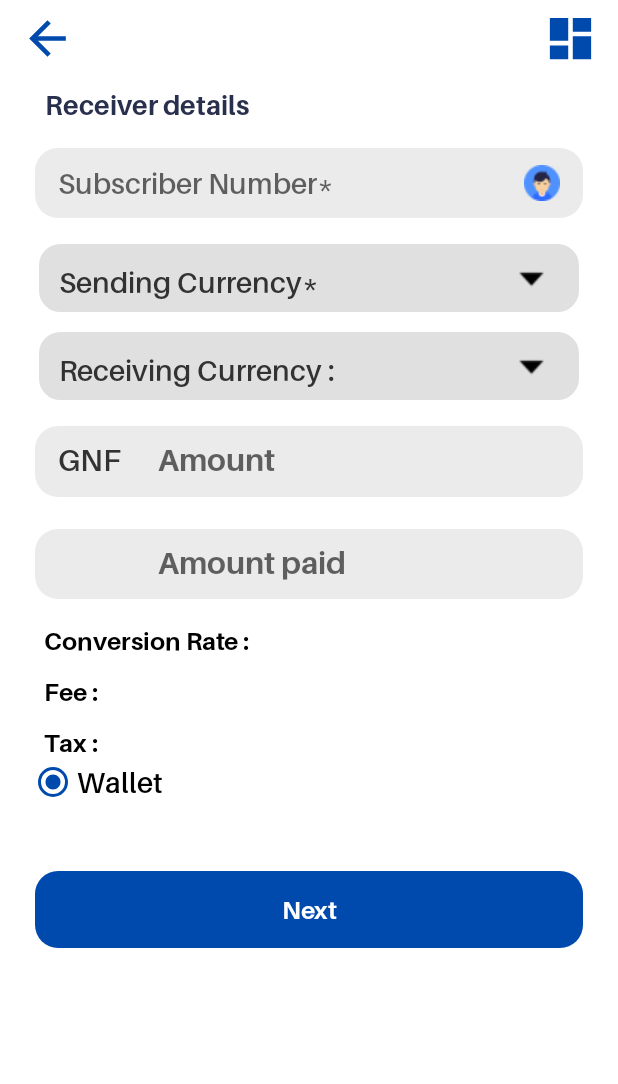
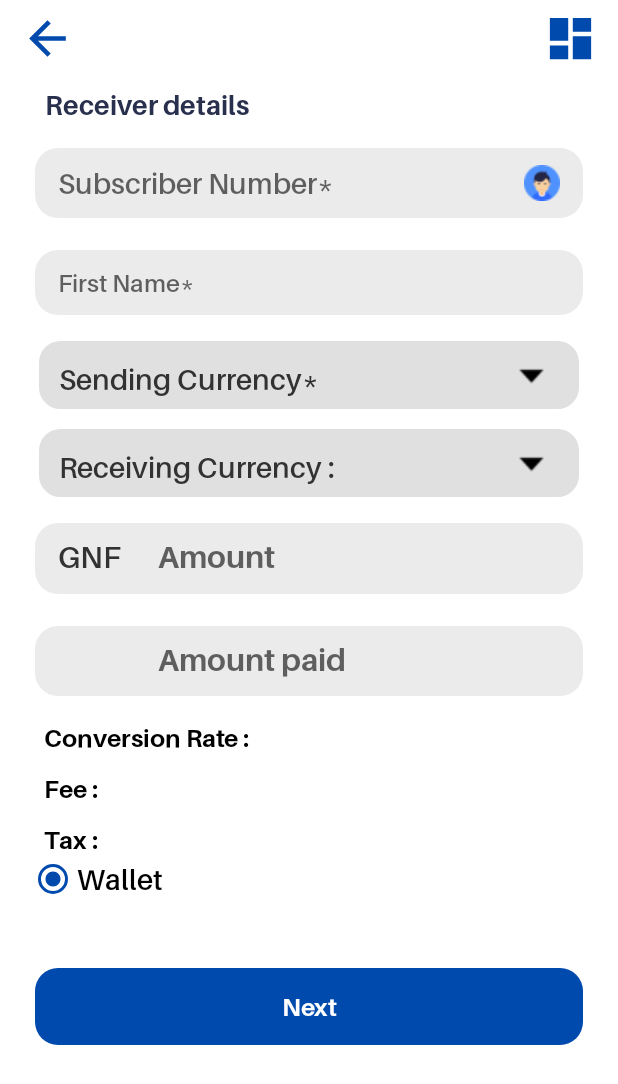
Before and after one commit to SHARIQQUE/CashMoov_agent, an Android app: the CashtoWalletReceiverKYC screen opened directly, with no data from a screen before it, on a phone screen of 412 x 824 dp. Shown: the top 1084 px of the screen. Run offline under Robolectric (Android 15) with nearby library versions, the light colour scheme and no system bars; our stand-ins replace sdp/ssp sizes; libraries missing offline, so code that uses them is left out: com.balsikandar.crashreporter, com.github.florent37.viewtooltip, com.kaopiz.kprogresshud, in.galaxyofandroid.spinerdialog; 1 statement that could not run was skipped.

Commit message:
bugs fixed(07-12-22)

```diff
--- a/app/src/main/java/com/agent/cashmoovui/remittancebyabhay/cashtowallet/CashtoWalletReceiverKYC.java
+++ b/app/src/main/java/com/agent/cashmoovui/remittancebyabhay/cashtowallet/CashtoWalletReceiverKYC.java
@@ -54,7 +54,7 @@ public class CashtoWalletReceiverKYC extends AppCompatActivity implements View.O
     boolean isCustomerData;
     public static final int REQUEST_CODE = 1;
     DatePickerDialog picker;
-    private TextView spinner_senderCurrency,spinner_receiverCurrency,tvAmtCurr,tvAmtPaidCurr,convertionRate_first_page,
+    private TextView receivingcurrecncyText,sendigncurrecncyText,spinner_senderCurrency,spinner_receiverCurrency,tvAmtCurr,tvAmtPaidCurr,convertionRate_first_page,
             fees_first_page,tax_first_page,tvNext;
     RadioGroup radio_group;
     RadioButton rb_wallet;
@@ -134,9 +134,12 @@ public class CashtoWalletReceiverKYC extends AppCompatActivity implements View.O
         radio_group = findViewById(R.id.radio_group);
         rb_wallet = findViewById(R.id.rb_wallet);
         tvNext = findViewById(R.id.tvNext);
+        receivingcurrecncyText=findViewById(R.id.receivingcurrecncyText);
+        sendigncurrecncyText=findViewById(R.id.sendigncurrecncyText);
 
         edittext_amount_pay.setEnabled(false);
 
+        et_destination_firstName.setEnabled(false);
 
 
         spinner_senderCurrency.setOnClickListener(new View.OnClickListener() {
@@ -430,6 +433,8 @@ public class CashtoWalletReceiverKYC extends AppCompatActivity implements View.O
                                         )){
                                             spinner_senderCurrency.setText(sendCurrencyModelList.get(i).getCurrCode() );
                                             spinner_senderCurrency.setTag(i);
+                                            sendigncurrecncyText.setVisibility(View.VISIBLE);
+
                                             fromCurrency = sendCurrencyModelList.get(i).getCurrCode();
                                             fromCurrencySymbol = sendCurrencyModelList.get(i).getCurrencySymbol();
                                             fromCurrencyCode = sendCurrencyModelList.get(i).getCurrencyCode();
@@ -687,6 +692,7 @@ public class CashtoWalletReceiverKYC extends AppCompatActivity implements View.O
                                         )){
                                             spinner_receiverCurrency.setText(recCurrencyModelList.get(i).getCurrCode() );
                                             spinner_receiverCurrency.setTag(i);
+                                            receivingcurrecncyText.setVisibility(View.VISIBLE);
                                             toCurrency = recCurrencyModelList.get(i).getCurrCode();
                                             toCurrencySymbol = recCurrencyModelList.get(i).getCurrencySymbol();
                                             toCurrencyCode = recCurrencyModelList.get(i).getCurrencyCode();
@@ -706,6 +712,7 @@ public class CashtoWalletReceiverKYC extends AppCompatActivity implements View.O
                                             //Toast.makeText(MainActivity.this, item + "  " + position+"", Toast.LENGTH_SHORT).show();
                                             spinner_receiverCurrency.setText(item);
                                             spinner_receiverCurrency.setTag(position);
+                                            receivingcurrecncyText.setVisibility(View.VISIBLE);
                                             toCurrency = recCurrencyModelList.get(position).getCurrCode();
                                             toCurrencySymbol = recCurrencyModelList.get(position).getCurrencySymbol();
                                             toCurrencyCode = recCurrencyModelList.get(position).getCurrencyCode();
--- a/app/src/main/java/com/agent/cashmoovui/remittancebyabhay/local/LocalRemittanceConfirmScreen.java
+++ b/app/src/main/java/com/agent/cashmoovui/remittancebyabhay/local/LocalRemittanceConfirmScreen.java
@@ -217,6 +217,8 @@ public class LocalRemittanceConfirmScreen extends AppCompatActivity implements V
                         remitJson.put("sendCountryCode", LocalRemittanceActivity.sendCountryCode);
                         remitJson.put("receiveCountryCode", LocalRemittanceActivity.recCountryCode);
                         remitJson.put("remitType", "Local Remit");
+
+                        System.out.println("get request"+remitJson);
                         callPostAPI();
                     }catch (Exception e){
 
--- a/app/src/main/res/layout/activity_cash_to_wallet_benefi_kyc.xml
+++ b/app/src/main/res/layout/activity_cash_to_wallet_benefi_kyc.xml
@@ -71,7 +71,7 @@
                     android:backgroundTint="#999999"
                     android:inputType="textPersonName"
                     android:lineSpacingExtra="10sp"
-                    android:visibility="gone"
+                    android:visibility="visible"
                     android:digits="abcdefghijklmnopqrstuvwxyzABCDEFGHIJKLMNOPQRSTUVWXYZ"
 
                     android:paddingLeft="@dimen/_15sdp"
@@ -106,10 +106,34 @@
 
 
                 <TextView
+                    android:id="@+id/sendigncurrecncyText"
+                    android:layout_width="match_parent"
+                    android:layout_height="35dp"
+                    android:layout_marginStart="10dp"
+                    android:textStyle="bold"
+                    android:paddingTop="10dp"
+                    android:visibility="gone"
+                    android:textSize="@dimen/_15sdp"
+
+                    android:text="@string/sending_currencey_star"></TextView>
+
+                <TextView
                     android:id="@+id/spinner_senderCurrency"
                     android:text="@string/sending_currencey"
                     style="@style/SpinnerStyleNew1"/>
 
+
+                <TextView
+                    android:id="@+id/receivingcurrecncyText"
+                    android:layout_width="match_parent"
+                    android:layout_height="35dp"
+                    android:layout_marginStart="10dp"
+                    android:textStyle="bold"
+                    android:paddingTop="10dp"
+                    android:visibility="gone"
+                    android:textSize="@dimen/_15sdp"
+
+                    android:text="@string/receive_courency_start"/>
 
                 <TextView
                     android:id="@+id/spinner_receiverCurrency"
```
